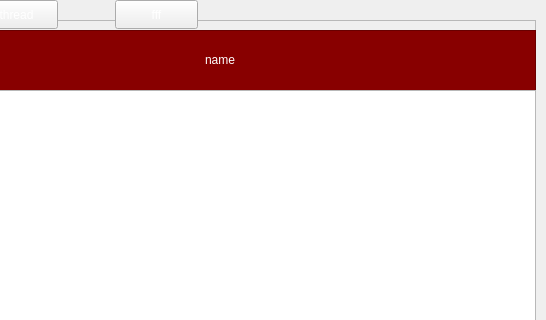
Old version of the form code/mainwindow.ui in the repository SAliAkhiM/AP-Project-Daligram; both pictures show x 455 to 1001 and y 0 to 320 of the 1001 by 677 pixel window.
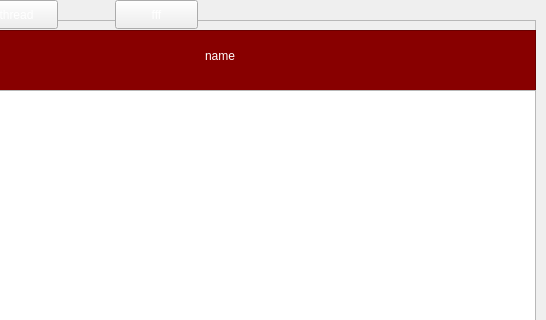
New version of the form. Icons and pictures are not drawn.

The edit to the form file:
```diff
--- a/code/mainwindow.ui
+++ b/code/mainwindow.ui
@@ -203,9 +203,9 @@
       <property name="geometry">
        <rect>
         <x>290</x>
-        <y>20</y>
-        <width>61</width>
-        <height>20</height>
+        <y>10</y>
+        <width>71</width>
+        <height>31</height>
        </rect>
       </property>
       <property name="styleSheet">
```
Left out of the diff: 6 changed lines with no effect on the pictures.
